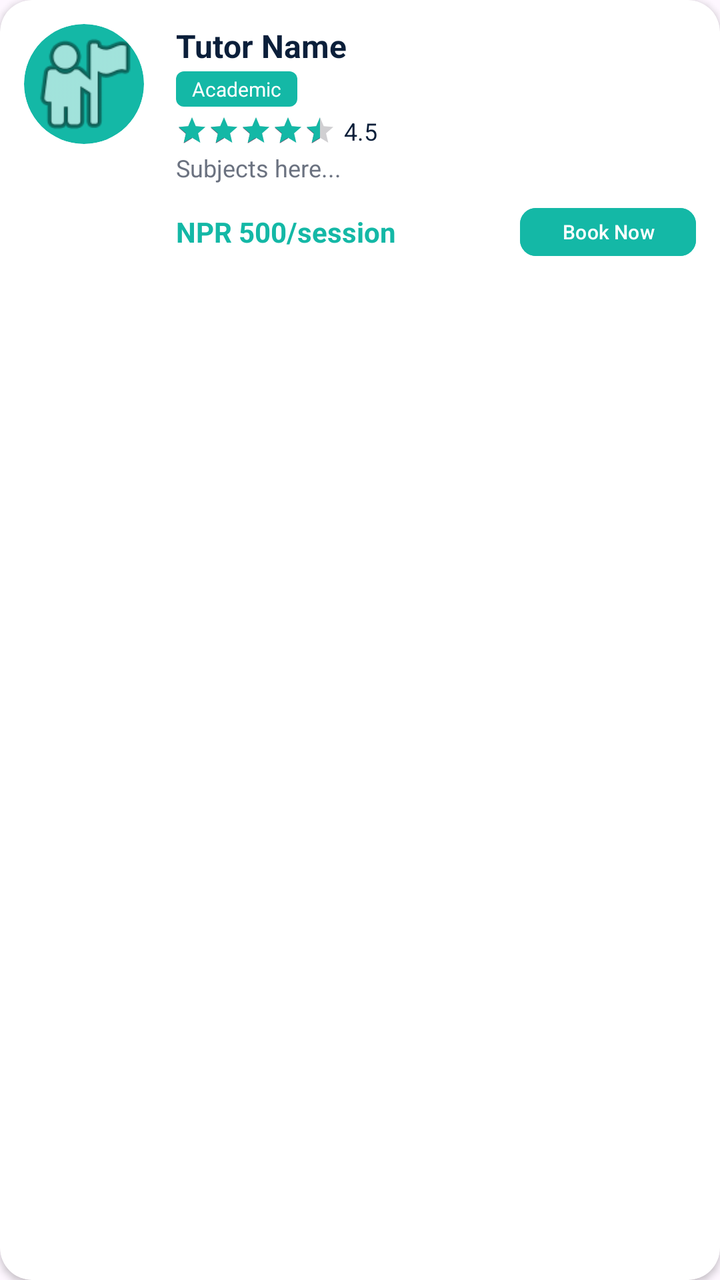
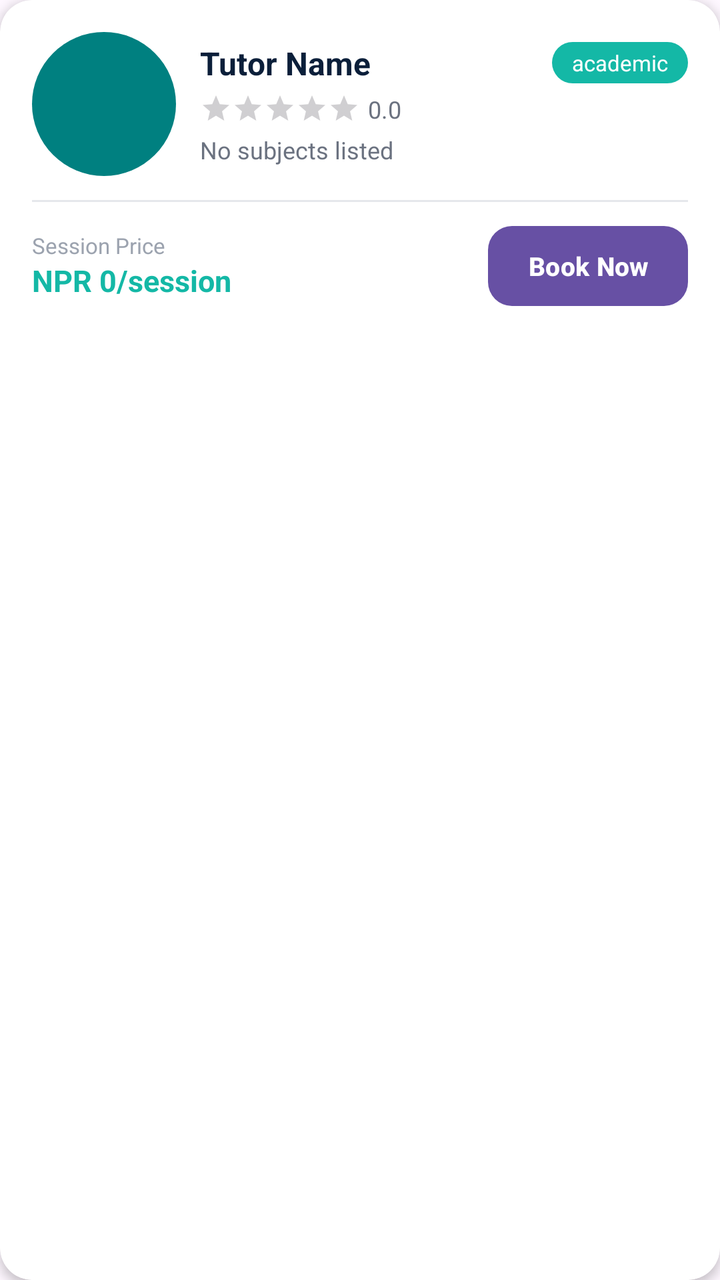

An Android layout rendered at two revisions. The XML below is the earlier revision; the diff shows what the commit changed to produce the second picture.
<!-- AndroidManifest.xml: application theme Theme.UniAssist -->
<!-- res/layout/item_tutor_card.xml -->
<?xml version="1.0" encoding="utf-8"?>
<androidx.cardview.widget.CardView xmlns:android="http://schemas.android.com/apk/res/android"
    xmlns:app="http://schemas.android.com/apk/res-auto"
    android:layout_width="match_parent"
    android:layout_height="wrap_content"
    android:layout_marginHorizontal="16dp"
    android:layout_marginVertical="8dp"
    app:cardCornerRadius="16dp"
    app:cardElevation="2dp">

    <LinearLayout
        android:layout_width="match_parent"
        android:layout_height="wrap_content"
        android:orientation="horizontal"
        android:padding="12dp">

        <RelativeLayout
            android:layout_width="60dp"
            android:layout_height="60dp">

            <com.google.android.material.imageview.ShapeableImageView
                android:id="@+id/ivProfile"
                android:layout_width="match_parent"
                android:layout_height="match_parent"
                android:scaleType="centerCrop"
                android:src="@drawable/ic_tutor_placeholder"
                app:shapeAppearanceOverlay="@style/CircleImage" />

            <ImageView
                android:id="@+id/ivVerified"
                android:layout_width="16dp"
                android:layout_height="16dp"
                android:layout_alignParentBottom="true"
                android:layout_alignParentEnd="true"
                android:src="@drawable/bg_verified_badge"
                android:visibility="gone" />
        </RelativeLayout>

        <LinearLayout
            android:layout_width="0dp"
            android:layout_height="wrap_content"
            android:layout_marginStart="16dp"
            android:layout_weight="1"
            android:orientation="vertical">

            <TextView
                android:id="@+id/tvName"
                android:layout_width="wrap_content"
                android:layout_height="wrap_content"
                android:text="Tutor Name"
                android:textColor="@color/text_primary"
                android:textSize="16sp"
                android:textStyle="bold" />

            <TextView
                android:id="@+id/tvDomainChip"
                android:layout_width="wrap_content"
                android:layout_height="wrap_content"
                android:layout_marginTop="2dp"
                android:background="@drawable/bg_domain_chip"
                android:paddingHorizontal="8dp"
                android:paddingVertical="2dp"
                android:text="Academic"
                android:textColor="@color/white"
                android:textSize="10sp" />

            <LinearLayout
                android:layout_width="wrap_content"
                android:layout_height="wrap_content"
                android:layout_marginTop="4dp"
                android:gravity="center_vertical"
                android:orientation="horizontal">

                <RatingBar
                    android:id="@+id/ratingBar"
                    style="?android:attr/ratingBarStyleSmall"
                    android:layout_width="wrap_content"
                    android:layout_height="wrap_content"
                    android:numStars="5"
                    android:progressTint="@color/accent"
                    android:rating="4.5"
                    android:stepSize="0.5" />

                <TextView
                    android:id="@+id/tvRating"
                    android:layout_width="wrap_content"
                    android:layout_height="wrap_content"
                    android:layout_marginStart="4dp"
                    android:text="4.5"
                    android:textColor="@color/text_primary"
                    android:textSize="12sp" />
            </LinearLayout>

            <TextView
                android:id="@+id/tvSubjects"
                android:layout_width="match_parent"
                android:layout_height="wrap_content"
                android:layout_marginTop="2dp"
                android:ellipsize="end"
                android:maxLines="1"
                android:text="Subjects here..."
                android:textColor="@color/text_secondary"
                android:textSize="12sp" />

            <RelativeLayout
                android:layout_width="match_parent"
                android:layout_height="wrap_content"
                android:layout_marginTop="8dp">

                <TextView
                    android:id="@+id/tvPrice"
                    android:layout_width="wrap_content"
                    android:layout_height="wrap_content"
                    android:layout_centerVertical="true"
                    android:text="NPR 500/session"
                    android:textColor="@color/accent"
                    android:textSize="14sp"
                    android:textStyle="bold" />

                <Button
                    android:id="@+id/btnBookNow"
                    style="@style/Widget.Material3.Button.TonalButton"
                    android:layout_width="wrap_content"
                    android:layout_height="32dp"
                    android:layout_alignParentEnd="true"
                    android:backgroundTint="@color/accent"
                    android:paddingHorizontal="12dp"
                    android:paddingVertical="0dp"
                    android:text="Book Now"
                    android:textColor="@color/white"
                    android:textSize="10sp"
                    app:cornerRadius="8dp" />
            </RelativeLayout>

        </LinearLayout>

    </LinearLayout>

</androidx.cardview.widget.CardView>
<!-- resources referenced by this layout -->
<resources>
  <color name="accent">#14B8A6</color>
  <color name="text_primary">#0B1F3A</color>
  <color name="text_secondary">#6B7280</color>
  <color name="white">#FFFFFF</color>
  <!-- drawable bg_domain_chip (drawable) -->
  <?xml version="1.0" encoding="utf-8"?>
  <shape xmlns:android="http://schemas.android.com/apk/res/android"
      android:shape="rectangle">
      <corners android:radius="4dp" />
      <solid android:color="@color/colorAccent" />
  </shape>
  <!-- drawable bg_verified_badge (drawable) -->
  <?xml version="1.0" encoding="utf-8"?>
  <shape xmlns:android="http://schemas.android.com/apk/res/android"
      android:shape="rectangle">
      <solid android:color="@color/verified_green" />
      <corners android:radius="10dp" />
  </shape>
  <!-- drawable ic_tutor_placeholder (drawable) -->
  <?xml version="1.0" encoding="utf-8"?>
  <layer-list xmlns:android="http://schemas.android.com/apk/res/android">
      <item>
          <shape android:shape="oval">
              <solid android:color="@color/accent" />
          </shape>
      </item>
      <item
          android:drawable="@android:drawable/ic_menu_myplaces"
          android:gravity="center"
          android:width="30dp"
          android:height="30dp" />
  </layer-list>
  <style name="CircleImage">
          <item name="cornerSize">50%</item>
      </style>
  <style name="Theme.UniAssist" parent="Base.Theme.UniAssist">
          <item name="android:windowTranslucentStatus">false</item>
          <item name="android:windowDrawsSystemBarBackgrounds">true</item>
          <item name="android:statusBarColor">@color/primary</item>
      </style>
  <color name="colorAccent">#14B8A6</color>
  <color name="verified_green">#22C55E</color>
  <style name="Base.Theme.UniAssist" parent="Theme.Material3.DayNight.NoActionBar">
          
          
      </style>
  <color name="primary">#0B1F3A</color>
</resources>

<!-- the commit's change to res/layout/item_tutor_card.xml (unified diff, before → after) -->
@@ -1,139 +1,190 @@
 <?xml version="1.0" encoding="utf-8"?>
-<androidx.cardview.widget.CardView xmlns:android="http://schemas.android.com/apk/res/android"
+<androidx.cardview.widget.CardView
+    xmlns:android="http://schemas.android.com/apk/res/android"
     xmlns:app="http://schemas.android.com/apk/res-auto"
     android:layout_width="match_parent"
     android:layout_height="wrap_content"
-    android:layout_marginHorizontal="16dp"
-    android:layout_marginVertical="8dp"
+    android:layout_marginBottom="12dp"
+    android:layout_marginHorizontal="4dp"
+    android:clickable="true"
+    android:focusable="true"
     app:cardCornerRadius="16dp"
-    app:cardElevation="2dp">
+    app:cardElevation="3dp"
+    app:cardBackgroundColor="#FFFFFF">
 
     <LinearLayout
         android:layout_width="match_parent"
         android:layout_height="wrap_content"
-        android:orientation="horizontal"
-        android:padding="12dp">
+        android:orientation="vertical"
+        android:padding="16dp">
 
-        <RelativeLayout
-            android:layout_width="60dp"
-            android:layout_height="60dp">
+        
+        <LinearLayout
+            android:layout_width="match_parent"
+            android:layout_height="wrap_content"
+            android:orientation="horizontal"
+            android:gravity="center_vertical">
 
-            <com.google.android.material.imageview.ShapeableImageView
-                android:id="@+id/ivProfile"
-                android:layout_width="match_parent"
-                android:layout_height="match_parent"
-                android:scaleType="centerCrop"
-                android:src="@drawable/ic_tutor_placeholder"
-                app:shapeAppearanceOverlay="@style/CircleImage" />
+            
+            <FrameLayout
+                android:layout_width="72dp"
+                android:layout_height="72dp"
+                android:layout_marginEnd="12dp">
 
-            <ImageView
-                android:id="@+id/ivVerified"
-                android:layout_width="16dp"
-                android:layout_height="16dp"
-                android:layout_alignParentBottom="true"
-                android:layout_alignParentEnd="true"
-                android:src="@drawable/bg_verified_badge"
-                android:visibility="gone" />
-        </RelativeLayout>
+                <ImageView
+                    android:id="@+id/ivProfile"
+                    android:layout_width="72dp"
+                    android:layout_height="72dp"
+                    android:scaleType="centerCrop"
+                    android:background="@drawable/bg_teal_circle"
+                    android:contentDescription="Profile Photo" />
 
+                
+                <ImageView
+                    android:id="@+id/ivVerified"
+                    android:layout_width="20dp"
+                    android:layout_height="20dp"
+                    android:layout_gravity="bottom|end"
+                    android:background="@drawable/bg_verified_badge"
+                    android:padding="3dp"
+                    android:src="@drawable/ic_check"
+                    android:visibility="gone"
+                    app:tint="@color/surface"
+                    android:contentDescription="Verified" />
+            </FrameLayout>
+
+            
+            <LinearLayout
+                android:layout_width="0dp"
+                android:layout_height="wrap_content"
+                android:layout_weight="1"
+                android:orientation="vertical">
+
+                
+                <LinearLayout
+                    android:layout_width="match_parent"
+                    android:layout_height="wrap_content"
+                    android:orientation="horizontal"
+                    android:gravity="center_vertical"
+                    android:layout_marginBottom="4dp">
+
+                    <TextView
+                        android:id="@+id/tvName"
+                        android:layout_width="0dp"
+                        android:layout_height="wrap_content"
+                        android:layout_weight="1"
+                        android:textColor="@color/text_primary"
+                        android:textStyle="bold"
+                        android:textSize="16sp"
+                        android:maxLines="1"
+                        android:ellipsize="end"
+                        android:text="Tutor Name"/>
+
+                    <TextView
+                        android:id="@+id/tvDomainChip"
+                        android:layout_width="wrap_content"
+                        android:layout_height="wrap_content"
+                        android:paddingHorizontal="10dp"
+                        android:paddingVertical="3dp"
+                        android:background="@drawable/bg_chip_selected"
+                        android:textColor="@color/surface"
+                        android:textSize="11sp"
+                        android:text="academic"/>
+                </LinearLayout>
+
+                
+                <LinearLayout
+                    android:layout_width="wrap_content"
+                    android:layout_height="wrap_content"
+                    android:orientation="horizontal"
+                    android:gravity="center_vertical"
+                    android:layout_marginBottom="4dp">
+
+                    <RatingBar
+                        android:id="@+id/ratingBar"
+                        style="?android:attr/ratingBarStyleSmall"
+                        android:layout_width="wrap_content"
+                        android:layout_height="wrap_content"
+                        android:numStars="5"
+                        android:stepSize="0.1"
+                        android:isIndicator="true"
+                        android:progressTint="@color/accent"
+                        android:rating="0"/>
+
+                    <TextView
+                        android:id="@+id/tvRating"
+                        android:layout_width="wrap_content"
+                        android:layout_height="wrap_content"
+                        android:textColor="@color/text_secondary"
+                        android:textSize="12sp"
+                        android:layout_marginStart="4dp"
+                        android:text="0.0"/>
+                </LinearLayout>
+
+                
+                <TextView
+                    android:id="@+id/tvSubjects"
+                    android:layout_width="match_parent"
+                    android:layout_height="wrap_content"
+                    android:textColor="@color/text_secondary"
+                    android:textSize="12sp"
+                    android:maxLines="1"
+                    android:ellipsize="end"
+                    android:text="No subjects listed"/>
+            </LinearLayout>
+        </LinearLayout>
+
+        
+        <View
+            android:layout_width="match_parent"
+            android:layout_height="1dp"
+            android:background="@color/divider"
+            android:layout_marginVertical="12dp"/>
+
+        
         <LinearLayout
-            android:layout_width="0dp"
+            android:layout_width="match_parent"
             android:layout_height="wrap_content"
-            android:layout_marginStart="16dp"
-            android:layout_weight="1"
-            android:orientation="vertical">
-
-            <TextView
-                android:id="@+id/tvName"
-                android:layout_width="wrap_content"
-                android:layout_height="wrap_content"
-                android:text="Tutor Name"
-                android:textColor="@color/text_primary"
-                android:textSize="16sp"
-                android:textStyle="bold" />
-
-            <TextView
-                android:id="@+id/tvDomainChip"
-                android:layout_width="wrap_content"
-                android:layout_height="wrap_content"
-                android:layout_marginTop="2dp"
-                android:background="@drawable/bg_domain_chip"
-                android:paddingHorizontal="8dp"
-                android:paddingVertical="2dp"
-                android:text="Academic"
-                android:textColor="@color/white"
-                android:textSize="10sp" />
+            android:orientation="horizontal"
+            android:gravity="center_vertical">
 
             <LinearLayout
-                android:layout_width="wrap_content"
+                android:layout_width="0dp"
                 android:layout_height="wrap_content"
-                android:layout_marginTop="4dp"
-                android:gravity="center_vertical"
-                android:orientation="horizontal">
+                android:layout_weight="1"
+                android:orientation="vertical">
 
-                <RatingBar
-                    android:id="@+id/ratingBar"
-                    style="?android:attr/ratingBarStyleSmall"
+                <TextView
                     android:layout_width="wrap_content"
                     android:layout_height="wrap_content"
-                    android:numStars="5"
-                    android:progressTint="@color/accent"
-                    android:rating="4.5"
-                    android:stepSize="0.5" />
-
-                <TextView
-                    android:id="@+id/tvRating"
-                    android:layout_width="wrap_content"
-                    android:layout_height="wrap_content"
-                    android:layout_marginStart="4dp"
-                    android:text="4.5"
-                    android:textColor="@color/text_primary"
-                    android:textSize="12sp" />
-            </LinearLayout>
-
-            <TextView
-                android:id="@+id/tvSubjects"
-                android:layout_width="match_parent"
-                android:layout_height="wrap_content"
-                android:layout_marginTop="2dp"
-                android:ellipsize="end"
-                android:maxLines="1"
-                android:text="Subjects here..."
-                android:textColor="@color/text_secondary"
-                android:textSize="12sp" />
-
-            <RelativeLayout
-                android:layout_width="match_parent"
-                android:layout_height="wrap_content"
-                android:layout_marginTop="8dp">
+                    android:text="Session Price"
+                    android:textColor="@color/text_hint"
+                    android:textSize="11sp"/>
 
                 <TextView
                     android:id="@+id/tvPrice"
                     android:layout_width="wrap_content"
                     android:layout_height="wrap_content"
-                    android:layout_centerVertical="true"
-                    android:text="NPR 500/session"
                     android:textColor="@color/accent"
-                    android:textSize="14sp"
-                    android:textStyle="bold" />
+                    android:textStyle="bold"
+                    android:textSize="15sp"
+                    android:maxLines="1"
+                    android:singleLine="true"
+                    android:text="NPR 0/session"/>
+            </LinearLayout>
 
-                <Button
-                    android:id="@+id/btnBookNow"
-                    style="@style/Widget.Material3.Button.TonalButton"
-                    android:layout_width="wrap_content"
-                    android:layout_height="32dp"
-                    android:layout_alignParentEnd="true"
-                    android:backgroundTint="@color/accent"
-                    android:paddingHorizontal="12dp"
-                    android:paddingVertical="0dp"
-                    android:text="Book Now"
-                    android:textColor="@color/white"
-                    android:textSize="10sp"
-                    app:cornerRadius="8dp" />
-            </RelativeLayout>
-
+            <Button
+                android:id="@+id/btnBookNow"
+                android:layout_width="wrap_content"
+                android:layout_height="40dp"
+                android:paddingHorizontal="20dp"
+                android:text="Book Now"
+                android:textColor="@color/surface"
+                android:textSize="13sp"
+                android:textStyle="bold"
+                android:background="@drawable/bg_button_teal"
+                android:stateListAnimator="@null"
+                app:cornerRadius="8dp" />
         </LinearLayout>
-
     </LinearLayout>
-
 </androidx.cardview.widget.CardView>
<!-- resource entries referenced after the edit -->
@@ -1,15 +1,30 @@
 <!-- resources referenced by this layout -->
 <resources>
   <color name="accent">#14B8A6</color>
+  <color name="divider">#E5E7EB</color>
+  <color name="surface">#FFFFFF</color>
+  <color name="text_hint">#9CA3AF</color>
   <color name="text_primary">#0B1F3A</color>
   <color name="text_secondary">#6B7280</color>
-  <color name="white">#FFFFFF</color>
-  <!-- drawable bg_domain_chip (drawable) -->
+  <!-- drawable bg_button_teal (drawable) -->
   <?xml version="1.0" encoding="utf-8"?>
   <shape xmlns:android="http://schemas.android.com/apk/res/android"
       android:shape="rectangle">
-      <corners android:radius="4dp" />
-      <solid android:color="@color/colorAccent" />
+      <solid android:color="@color/accent" />
+      <corners android:radius="12dp" />
+  </shape>
+  <!-- drawable bg_chip_selected (drawable) -->
+  <?xml version="1.0" encoding="utf-8"?>
+  <shape xmlns:android="http://schemas.android.com/apk/res/android"
+      android:shape="rectangle">
+      <solid android:color="@color/accent" />
+      <corners android:radius="20dp" />
+  </shape>
+  <!-- drawable bg_teal_circle (drawable) -->
+  <?xml version="1.0" encoding="utf-8"?>
+  <shape xmlns:android="http://schemas.android.com/apk/res/android"
+      android:shape="oval">
+      <solid android:color="#008080" />
   </shape>
   <!-- drawable bg_verified_badge (drawable) -->
   <?xml version="1.0" encoding="utf-8"?>
@@ -18,29 +33,22 @@
       <solid android:color="@color/verified_green" />
       <corners android:radius="10dp" />
   </shape>
-  <!-- drawable ic_tutor_placeholder (drawable) -->
+  <!-- drawable ic_check (drawable) -->
   <?xml version="1.0" encoding="utf-8"?>
-  <layer-list xmlns:android="http://schemas.android.com/apk/res/android">
-      <item>
-          <shape android:shape="oval">
-              <solid android:color="@color/accent" />
-          </shape>
-      </item>
-      <item
-          android:drawable="@android:drawable/ic_menu_myplaces"
-          android:gravity="center"
-          android:width="30dp"
-          android:height="30dp" />
-  </layer-list>
-  <style name="CircleImage">
-          <item name="cornerSize">50%</item>
-      </style>
+  <vector xmlns:android="http://schemas.android.com/apk/res/android"
+      android:width="24dp"
+      android:height="24dp"
+      android:viewportWidth="24"
+      android:viewportHeight="24">
+      <path
+          android:fillColor="#FFFFFF"
+          android:pathData="M9,16.17L4.83,12l-1.42,1.41L9,19 21,7l-1.41,-1.41z"/>
+  </vector>
   <style name="Theme.UniAssist" parent="Base.Theme.UniAssist">
           <item name="android:windowTranslucentStatus">false</item>
           <item name="android:windowDrawsSystemBarBackgrounds">true</item>
           <item name="android:statusBarColor">@color/primary</item>
       </style>
-  <color name="colorAccent">#14B8A6</color>
   <color name="verified_green">#22C55E</color>
   <style name="Base.Theme.UniAssist" parent="Theme.Material3.DayNight.NoActionBar">
           
